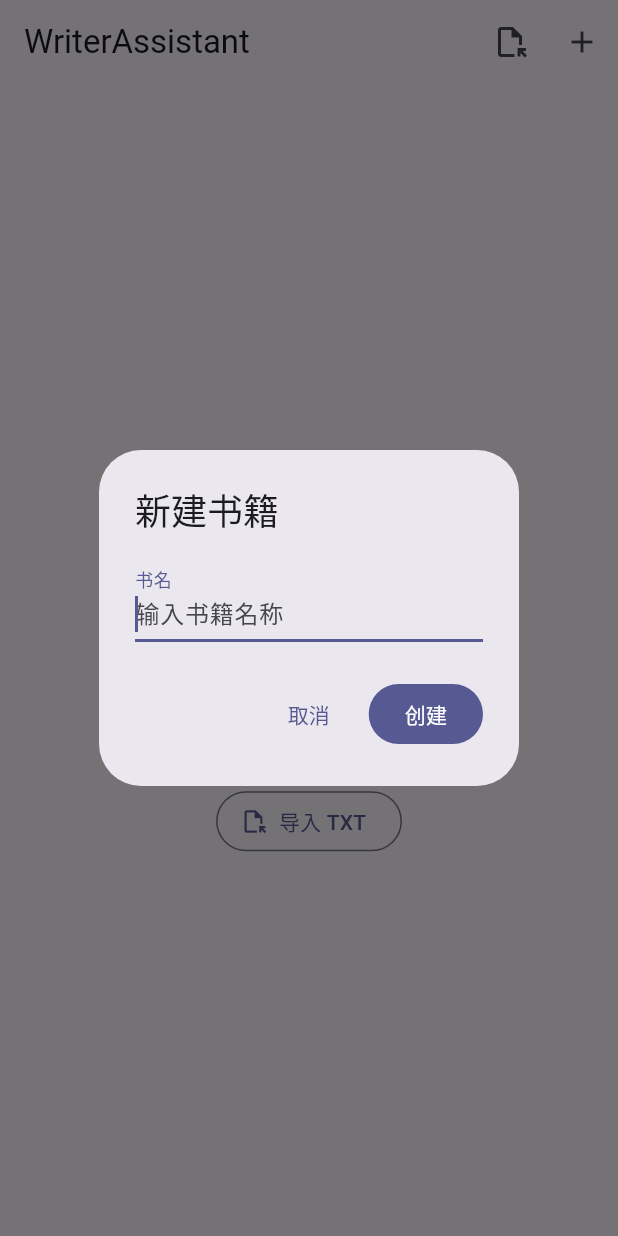
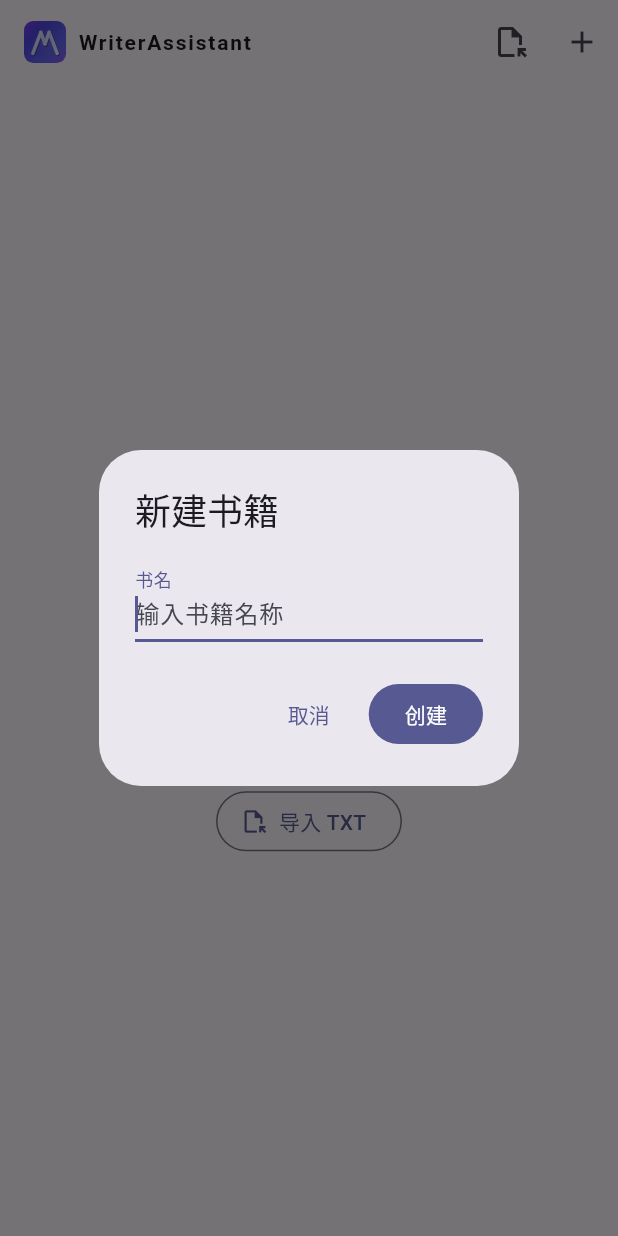
Before and after one commit to KongMingT/WriteAssistant, a Flutter app: the screen it shows after launch, after a tap on "新建书籍", on a phone screen of 412 x 824 dp. Run offline on Flutter 3.47's test engine with Material 3 defaults, Android fonts, the phone set to English and light mode, and no system bars; our stand-ins replace dio, drift, file_picker, flutter_riverpod, flutter_secure_storage; accounts and stored records are empty; generated files the repository leaves out were written again.

Commit message:
feat: 实体书风格卡片/自定义AppLogo/应用图标更新
- 书籍卡片样式改为实体书风格，书名居中多行显示
- 新增 AppLogo 组件替换首页标题
- 替换应用图标为自定义图标（紫色背景+W字母）
- 新增 generate_icon.dart 图标生成工具

```diff
--- /dev/null
+++ b/lib/shared/widgets/app_logo.dart
@@ -0,0 +1,131 @@
+import 'package:flutter/material.dart';
+
+class AppLogo extends StatelessWidget {
+  final double size;
+  final bool showText;
+
+  const AppLogo({super.key, this.size = 32, this.showText = false});
+
+  @override
+  Widget build(BuildContext context) {
+    return Row(
+      mainAxisSize: MainAxisSize.min,
+      children: [
+        SizedBox(width: size, height: size, child: CustomPaint(painter: _LogoPainter())),
+        if (showText) ...[
+          const SizedBox(width: 8),
+          Text(
+            'WriterAssistant',
+            style: TextStyle(
+              fontSize: size * 0.5,
+              fontWeight: FontWeight.w700,
+              letterSpacing: 1.2,
+            ),
+          ),
+        ],
+      ],
+    );
+  }
+}
+
+class _LogoPainter extends CustomPainter {
+  @override
+  void paint(Canvas canvas, Size size) {
+    final s = size.width;
+    final center = Offset(s / 2, s / 2);
+
+    // === Background: rounded square with gradient ===
+    final bgRect = RRect.fromRectAndRadius(
+      Rect.fromCenter(center: center, width: s, height: s),
+      Radius.circular(s * 0.22),
+    );
+
+    final bgGradient = Paint()
+      ..shader = LinearGradient(
+        begin: Alignment.topLeft,
+        end: Alignment.bottomRight,
+        colors: [
+          const Color(0xFF7C3AED),
+          const Color(0xFF4F46E5),
+          const Color(0xFF6366F1),
+          const Color(0xFF8B5CF6),
+        ],
+        stops: const [0.0, 0.3, 0.7, 1.0],
+      ).createShader(Rect.fromCenter(center: center, width: s, height: s));
+
+    canvas.drawRRect(bgRect, bgGradient);
+
+    // === Inner glow ===
+    final glowRect = RRect.fromRectAndRadius(
+      Rect.fromCenter(center: center, width: s * 0.85, height: s * 0.85),
+      Radius.circular(s * 0.18),
+    );
+    final glowPaint = Paint()
+      ..shader = RadialGradient(
+        colors: [Colors.white.withAlpha(30), Colors.transparent],
+      ).createShader(Rect.fromCenter(center: center, width: s * 0.85, height: s * 0.85));
+    canvas.drawRRect(glowRect, glowPaint);
+
+    // === W letter parameters ===
+    final w = s * 0.58;
+    final h = s * 0.5;
+    final left = (s - w) / 2;
+    final top = (s - h) / 2 + s * 0.02;
+    final strokeWidth = w * 0.15;
+
+    // W key points
+    final p1 = Offset(left, top + h);                 // bottom-left
+    final p2 = Offset(left + w * 0.33, top);          // left peak
+    final p3 = Offset(left + w * 0.5, top + h * 0.55); // middle valley
+    final p4 = Offset(left + w * 0.67, top);          // right peak
+    final p5 = Offset(left + w, top + h);             // bottom-right
+
+    // Shadow layer
+    canvas.save();
+    canvas.translate(s * 0.015, s * 0.025);
+    _drawW(canvas, p1, p2, p3, p4, p5, strokeWidth * 1.1,
+        Paint()..color = const Color(0x40000000)..style = PaintingStyle.stroke
+          ..strokeCap = StrokeCap.round..strokeJoin = StrokeJoin.round);
+    canvas.restore();
+
+    // Extrusion layer
+    canvas.save();
+    canvas.translate(s * 0.008, 0);
+    _drawW(canvas, p1, p2, p3, p4, p5, strokeWidth * 1.05,
+        Paint()..color = const Color(0xFF3B34CC)..style = PaintingStyle.stroke
+          ..strokeCap = StrokeCap.round..strokeJoin = StrokeJoin.round);
+    canvas.restore();
+
+    // Main W shape with gradient
+    _drawW(canvas, p1, p2, p3, p4, p5, strokeWidth,
+        Paint()..style = PaintingStyle.stroke..strokeCap = StrokeCap.round
+          ..strokeJoin = StrokeJoin.round
+          ..shader = LinearGradient(
+            begin: Alignment.topLeft,
+            end: Alignment.bottomRight,
+            colors: [const Color(0xFFE0E7FF), const Color(0xFFC7D2FE), Colors.white],
+          ).createShader(Rect.fromCenter(center: center, width: s, height: s)));
+
+    // Highlight on upward segments
+    final hl = Paint()..style = PaintingStyle.stroke
+      ..strokeWidth = strokeWidth * 0.3..strokeCap = StrokeCap.round
+      ..color = Colors.white.withAlpha(120);
+    _drawStroke(canvas, p1, p2, hl);
+    _drawStroke(canvas, p3, p4, hl);
+  }
+
+  void _drawW(Canvas canvas, Offset p1, Offset p2, Offset p3, Offset p4, Offset p5, double sw, Paint paint) {
+    paint.strokeWidth = sw;
+    _drawStroke(canvas, p1, p2, paint);
+    _drawStroke(canvas, p2, p3, paint);
+    _drawStroke(canvas, p3, p4, paint);
+    _drawStroke(canvas, p4, p5, paint);
+  }
+
+  void _drawStroke(Canvas canvas, Offset from, Offset to, Paint paint) {
+    canvas.drawPath(Path()..moveTo(from.dx, from.dy)..lineTo(to.dx, to.dy), paint);
+  }
+
+  @override
+  bool shouldRepaint(covariant CustomPainter oldDelegate) => false;
+}
```
Also changed, not shown: lib/features/book_selection/book_selection_screen.dart (+54 -40 lines), tools/generate_icon.dart (added, +179 -0 lines), 1 other file.
